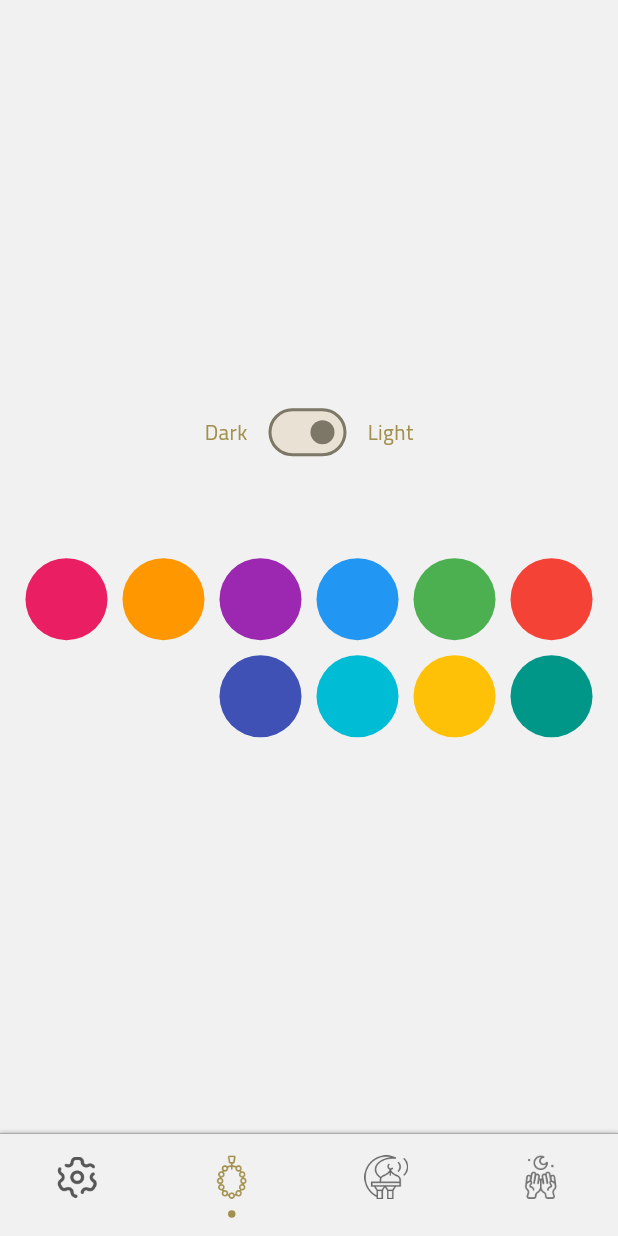
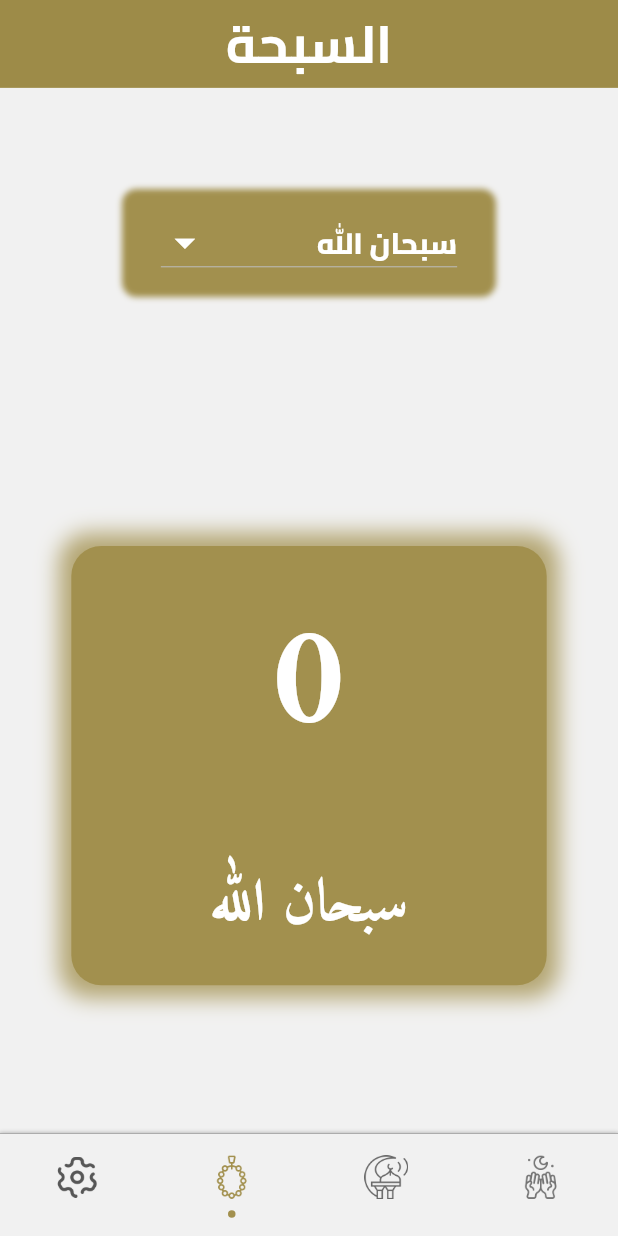
Before and after one commit to mohamedmagdy2301/ramadan_app, a Flutter app: the screen it shows after launch, item 3 of the bottom bar chosen, on a phone screen of 412 x 824 dp. Run offline on Flutter 3.47's test engine with Material 3 defaults, Android fonts, the light colour scheme and no system bars; drawn by our look-alikes of persistent_bottom_nav_bar; our stand-ins replace adaptive_theme, connectivity_plus, dio, flutter_bloc, flutter_screenutil, fluttertoast and 5 more.

Commit message:
Add Sabha feature with screen, state management, and integration with shared preferences

```diff
--- a/lib/Azkary_app.dart
+++ b/lib/Azkary_app.dart
@@ -6,6 +6,7 @@ import 'package:ramadan_app/core/extensions/context_extensions.dart';
 import 'package:ramadan_app/features/home/presentation/view/screens/home_screen.dart';
 
 import 'features/azkar/presentation/veiw/screens/azkar_screen.dart';
+import 'features/sabha/presentation/veiw/screens/sabha_screen.dart';
 import 'main.dart';
 
 class MainScaffold extends StatefulWidget {
@@ -28,7 +29,7 @@ class _MainScaffoldState extends State<MainScaffold> {
     return [
       AzkarScreen(),
       const HomeScreen(),
-      const SettingsScreen(),
+      const SabhaScreen(),
       const SettingsScreen(),
     ];
   }
--- /dev/null
+++ b/lib/features/sabha/presentation/veiw/screens/sabha_screen.dart
@@ -0,0 +1,137 @@
+import 'package:flutter/material.dart';
+import 'package:flutter_screenutil/flutter_screenutil.dart';
+import 'package:ramadan_app/core/constants/app_strings.dart';
+import 'package:ramadan_app/core/constants/app_text_style.dart';
+import 'package:ramadan_app/core/extensions/context_extensions.dart';
+import 'package:ramadan_app/core/extensions/widget_extensions.dart';
+
+import '../../../../../core/constants/app_colors.dart';
+import '../../../../../core/local_storage/shared_preferences_manager.dart';
+import '../widgets/sabha_screen_body_circle.dart';
+
+class SabhaScreen extends StatefulWidget {
+  const SabhaScreen({super.key});
+  static const String routeName = '/sabha';
+
+  @override
+  State<SabhaScreen> createState() => _SabhaScreenState();
+}
+
+class _SabhaScreenState extends State<SabhaScreen> {
+  int counter = SharedPreferencesManager.getData(key: 'counter') ?? 0;
+  String selectedSabha = "سبحان الله";
+  final List<String> sabhaTypes = [
+    "سبحان الله",
+    "الحمد لله",
+    "الله أكبر",
+    "لا إله إلا الله",
+    "سبحان الله وبحمده",
+    "سبحان الله العظيم",
+    "أستغفر الله",
+  ];
+
+  void incrementCounter() {
+    setState(() {
+      counter++;
+      SharedPreferencesManager.setData(key: 'counter', value: counter);
+    });
+  }
+
+  void clearCounter() {
+    setState(() {
+      counter = 0;
+      SharedPreferencesManager.setData(key: 'counter', value: counter);
+    });
+  }
+
+  @override
+  Widget build(BuildContext context) {
+    return Scaffold(
+      appBar: appBar(),
+      body:
+          Column(
+            mainAxisAlignment: MainAxisAlignment.spaceAround,
+            children: [
+              Container(
+                margin: EdgeInsets.symmetric(vertical: 20.h),
+                padding: EdgeInsets.symmetric(horizontal: 22.w, vertical: 10.h),
+                decoration: BoxDecoration(
+                  color: context.primaryColor.withAlpha(40),
+                  borderRadius: BorderRadius.circular(10.r),
+                  boxShadow: [
+                    BoxShadow(
+                      color: context.primaryColor,
+                      blurRadius: 3,
+                      spreadRadius: 2,
+                    ),
+                  ],
+                ),
+                child: DropdownButton<String>(
+                  value: selectedSabha,
+                  onChanged: (String? newValue) {
+                    setState(() {
+                      selectedSabha = newValue!;
+                      clearCounter();
+                    });
+                  },
+                  items:
+                      sabhaTypes.map<DropdownMenuItem<String>>((String value) {
+                        return DropdownMenuItem<String>(
+                          value: value,
+                          child: Text(
+                            value,
+                            style: StyleText.extraBold20().copyWith(
+                              color: AppColors.white,
+                            ),
+                          ),
+                        );
+                      }).toList(),
+                  icon: Icon(
+                    Icons.arrow_drop_down,
+                    color: Colors.white,
+                    size: 33.sp,
+                  ),
+                  dropdownColor: context.primaryColor,
+                  elevation: 2,
+                ),
+              ),
+
+              GestureDetector(
+                onTap: () => incrementCounter(),
+                child: Padding(
+                  padding: EdgeInsets.symmetric(vertical: 50.h),
+                  child: SabhaScreenBodyCircle(
+                    counter: counter,
+                    selectedSabha: selectedSabha,
+                  ),
+                ),
+              ),
+            ],
+          ).center(),
+    );
+  }
+
+  AppBar appBar() {
+    return AppBar(
+      title: Text(
+        AppStrings.sabha,
+
+        style: StyleText.bold36().copyWith(color: AppColors.white),
+      ),
+      centerTitle: true,
+      flexibleSpace: Container(),
+      elevation: 4,
+      toolbarHeight: 60.h,
+      backgroundColor: context.primaryColor,
+      actions: [
+        counter != 0
+            ? IconButton(
+              onPressed: () => clearCounter(),
+              icon: Icon(Icons.refresh, color: AppColors.white, size: 30.sp),
+              tooltip: 'اعادة تعيين العداد',
+            )
+            : SizedBox(),
+      ],
+    );
+  }
+}
--- /dev/null
+++ b/lib/features/sabha/presentation/veiw/widgets/sabha_screen_body_circle.dart
@@ -0,0 +1,74 @@
+import 'package:flutter/material.dart';
+import 'package:flutter_screenutil/flutter_screenutil.dart';
+import 'package:ramadan_app/core/extensions/context_extensions.dart';
+
+import '../../../../../core/constants/app_colors.dart';
+import '../../../../../core/constants/app_text_style.dart';
+
+class SabhaScreenBodyCircle extends StatelessWidget {
+  const SabhaScreenBodyCircle({
+    super.key,
+    required this.counter,
+    required this.selectedSabha,
+  });
+
+  final String selectedSabha;
+  final int counter;
+
+  @override
+  Widget build(BuildContext context) {
+    return Container(
+      height: 300.h,
+      width: 300.w,
+      decoration: BoxDecoration(
+        color: context.primaryColor,
+        shape: BoxShape.rectangle,
+        borderRadius: BorderRadius.circular(20),
+        boxShadow: [
+          BoxShadow(
+            color: context.primaryColor.withAlpha(200),
+            blurRadius: 12,
+            spreadRadius: 8,
+          ),
+        ],
+        // boxShadow: [
+        //   BoxShadow(
+        //     color: ColorsAppLight.primaryColor,
+        //     blurRadius: 25.sp,
+        //     spreadRadius: 15.sp,
+        //   ),
+        // ],
+        // gradient: const LinearGradient(
+        //   colors: [
+        //     Color.fromARGB(255, 162, 191, 89),
+        //     Color.fromARGB(255, 165, 187, 110),
+        //     ColorsAppLight.primaryColor,
+        //     Color.fromARGB(255, 110, 125, 73),
+        //     Color.fromARGB(255, 97, 110, 65),
+        //   ],
+        //   begin: Alignment.topLeft,
+        //   end: Alignment.bottomRight,
+        // ),
+      ),
+      child: Column(
+        mainAxisAlignment: MainAxisAlignment.spaceAround,
+        children: [
+          Text(
+            counter.toString(),
+            maxLines: 1,
+            style: StyleText.bold(
+              100,
+            ).copyWith(color: AppColors.white, fontFamily: "Amiri"),
+          ),
+          Text(
+            selectedSabha,
+            textAlign: TextAlign.center,
+            style: StyleText.bold(
+              40,
+            ).copyWith(color: AppColors.white, fontFamily: "Amiri"),
+          ),
+        ],
+      ),
+    );
+  }
+}
--- a/lib/main.dart
+++ b/lib/main.dart
@@ -12,10 +12,16 @@ import 'package:ramadan_app/core/extensions/context_extensions.dart';
 import 'package:ramadan_app/core/router/app_router.dart';
 import 'package:ramadan_app/features/home/presentation/view_model/prayer_times_cubit/prayper_times_cubit.dart';
 
+import 'core/local_storage/shared_preferences_manager.dart';
 import 'core/theming/app_theme_data.dart';
 
 void main() async {
   WidgetsFlutterBinding.ensureInitialized();
+  await Future.wait([
+    ScreenUtil.ensureScreenSize(),
+    // AwesomeNotificationManager.initialize(),
+    SharedPreferencesManager.sharedPreferencesInitialize(),
+  ]);
   final savedThemeMode = await AdaptiveTheme.getThemeMode();
   runApp(MyApp(savedThemeMode: savedThemeMode));
 }
```
